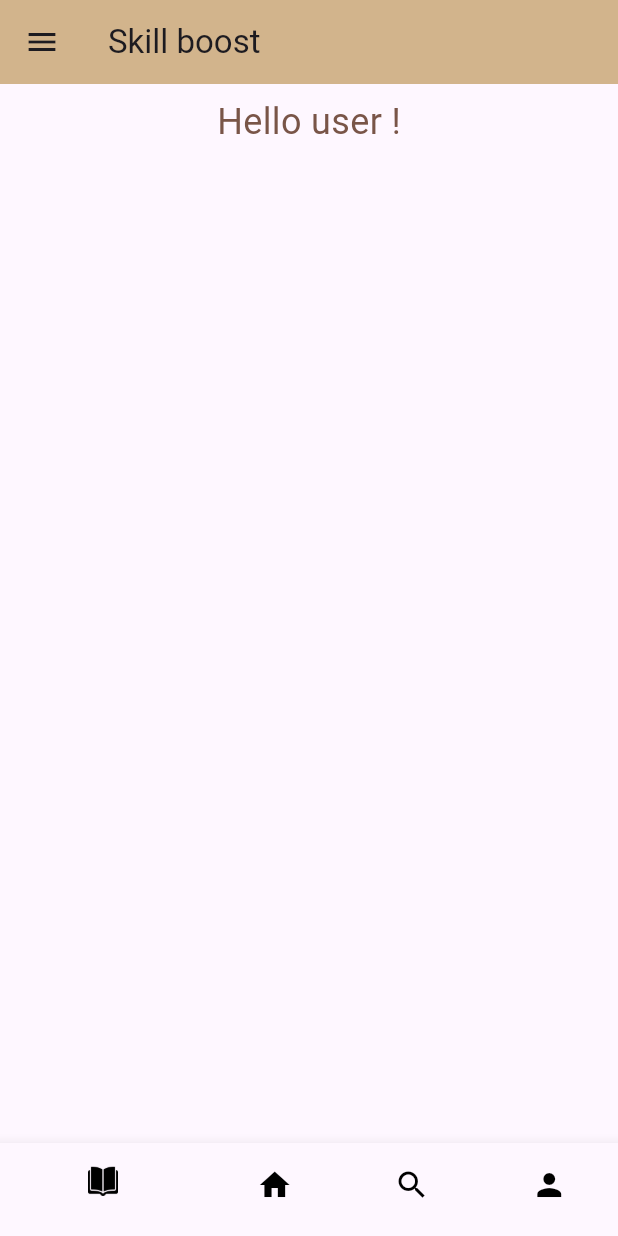
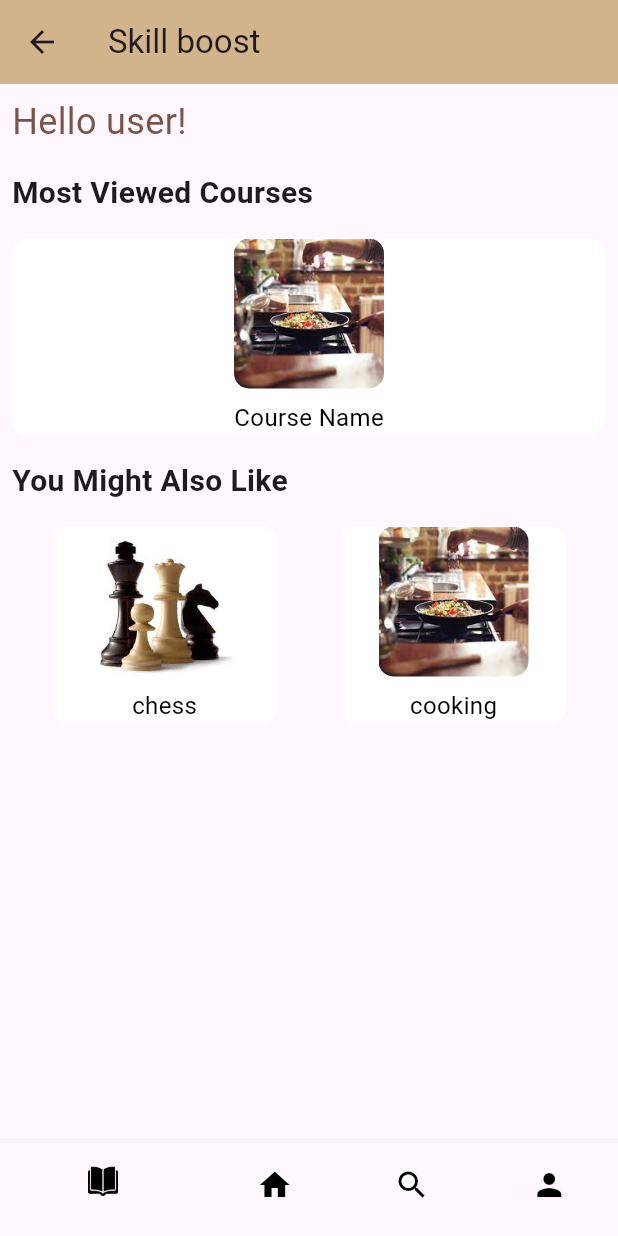
Before and after one commit to Amir23156/FrontendMobileApp, a Flutter app: the HomePage screen opened directly, on a phone screen of 412 x 824 dp. Run offline on Flutter 3.47's test engine with Material 3 defaults, Android fonts, the phone set to English and light mode, and no system bars; our stand-ins replace firebase_auth, firebase_core, get; accounts and stored records are empty.

Commit message:
tarkih home page

```diff
--- a/lib/home.dart
+++ b/lib/home.dart
@@ -2,7 +2,7 @@ import 'package:firebase_auth/firebase_auth.dart';
 import 'package:flutter/material.dart';
 
 class HomePage extends StatefulWidget {
-  const HomePage({super.key});
+  const HomePage({Key? key}) : super(key: key);
 
   @override
   State<HomePage> createState() => _HomePageState();
@@ -54,45 +54,136 @@ class _HomePageState extends State<HomePage> {
           ),
         ],
       ),
-      body: Center(
-        child: Column(
+      body: ListView(
         children: [
           Padding(
             padding: const EdgeInsets.all(8.0),
             child: Text(
-                'Hello user !',
+              'Hello user!',
               style: TextStyle(
-                  color: Colors.brown, // Change the color to your desired color
-                  fontSize: 24.0, // Change the font size to your desired size
+                color: Colors.brown,
+                fontSize: 24.0,
               ),
+            ),
+          ),
+          Padding(
+            padding: const EdgeInsets.all(8.0),
+            child: Text(
+              'Most Viewed Courses',
+              style: TextStyle(
+                fontSize: 20.0,
+                fontWeight: FontWeight.bold,
+              ),
+            ),
+          ),
+          Center(
+            child: Container(
+              margin: EdgeInsets.all(8.0),
+              width: double.infinity,
+              decoration: BoxDecoration(
+                color: Colors.white,
+                borderRadius: BorderRadius.circular(10.0),
+              ),
+              child: Column(
+                mainAxisAlignment: MainAxisAlignment.center,
+                children: [
+                  ClipRRect(
+                    borderRadius: BorderRadius.circular(10.0),
+                    child: Image.asset(
+                      'images/cooking.jpg',
+                      height: 100.0,
+                      width: 100.0,
+                      fit: BoxFit.cover,
+                    ),
+                  ),
+                  SizedBox(height: 8.0),
+                  Text(
+                    'Course Name',
+                    style: TextStyle(
+                      fontSize: 16.0,
+                      color: Colors.black,
                     ),
                   ),
                 ],
               ),
             ),
-      drawer: Drawer(
-        child: Container(
-            color: Color(0xFFD2B48C),
-            child:
-                Column(mainAxisAlignment: MainAxisAlignment.center, children: [
-              DrawerHeader(
-                  child: Center(
-                child: Image.asset('images/logo1.png'),
-              )),
-              Text('signed in as ' + user!.email!),
-              MaterialButton(
-                onPressed: FirebaseAuth.instance.signOut,
-                color: Colors.brown,
+          ),
+          Padding(
+            padding: const EdgeInsets.all(8.0),
             child: Text(
-                  "Sign Out",
+              'You Might Also Like',
               style: TextStyle(
-                    color:
-                        Colors.white, // Change the color to your desired color
-                    fontSize: 12.0, // Change the font size to your desired size
+                fontSize: 20.0,
+                fontWeight: FontWeight.bold,
               ),
             ),
           ),
-            ])),
+          Row(
+            mainAxisAlignment: MainAxisAlignment.spaceEvenly,
+            children: [
+              Container(
+                margin: EdgeInsets.all(8.0),
+                width: 150.0,
+                decoration: BoxDecoration(
+                  color: Colors.white,
+                  borderRadius: BorderRadius.circular(10.0),
+                ),
+                child: Column(
+                  mainAxisAlignment: MainAxisAlignment.center,
+                  children: [
+                    ClipRRect(
+                      borderRadius: BorderRadius.circular(10.0),
+                      child: Image.asset(
+                        'images/chess.jpg',
+                        height: 100.0,
+                        width: 100.0,
+                        fit: BoxFit.cover,
+                      ),
+                    ),
+                    SizedBox(height: 8.0),
+                    Text(
+                      'chess',
+                      style: TextStyle(
+                        fontSize: 16.0,
+                        color: Colors.black,
+                      ),
+                    ),
+                  ],
+                ),
+              ),
+              Container(
+                margin: EdgeInsets.all(8.0),
+                width: 150.0,
+                decoration: BoxDecoration(
+                  color: Colors.white,
+                  borderRadius: BorderRadius.circular(10.0),
+                ),
+                child: Column(
+                  mainAxisAlignment: MainAxisAlignment.center,
+                  children: [
+                    ClipRRect(
+                      borderRadius: BorderRadius.circular(10.0),
+                      child: Image.asset(
+                        'images/cooking.jpg',
+                        height: 100.0,
+                        width: 100.0,
+                        fit: BoxFit.cover,
+                      ),
+                    ),
+                    SizedBox(height: 8.0),
+                    Text(
+                      'cooking',
+                      style: TextStyle(
+                        fontSize: 16.0,
+                        color: Colors.black,
+                      ),
+                    ),
+                  ],
+                ),
+              ),
+            ],
+          ),
+        ],
       ),
     );
   }
```
Lines whose indentation alone changed are shown as unchanged.
